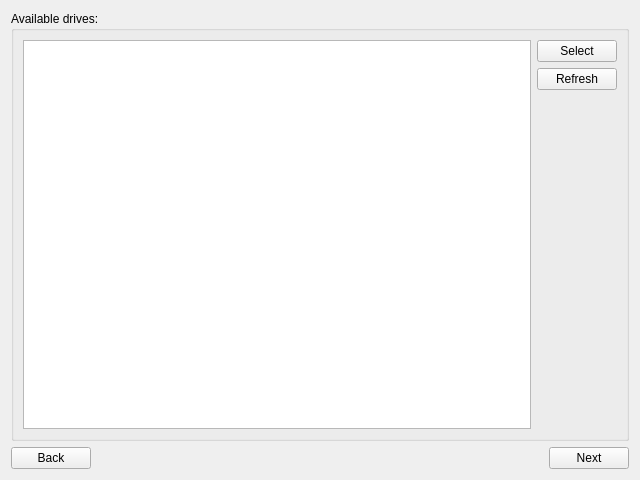
First picture: the form in KuuraGUI/DriveSelectTab.ui, repository visuve/Tunkio, before the edit.
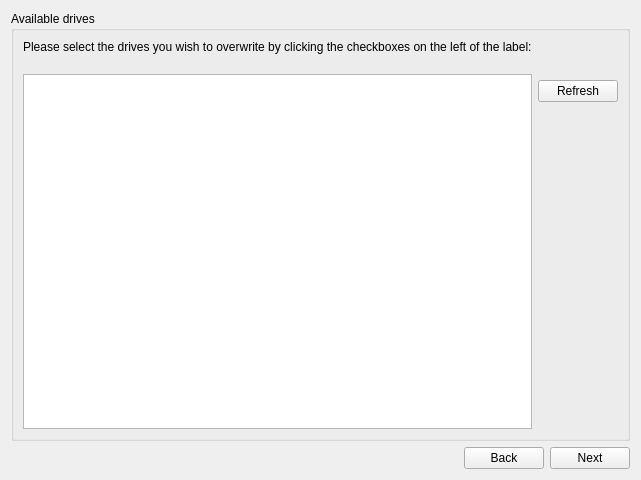
Second picture: the form after the edit.

Commit message:
Change the next-button functionality & stylize
- The tabs should know themselves when to allow clicking next
- The tabs then provide a readonly getter for the data which the user filled in it
- Implement drag & drop for PathSelectTab
- Also some UI tweaks

```diff
--- a/KuuraGUI/DriveSelectTab.ui
+++ b/KuuraGUI/DriveSelectTab.ui
@@ -14,40 +14,33 @@
    <string>Form</string>
   </property>
   <layout class="QGridLayout" name="gridLayout_2">
-   <item row="1" column="3">
-    <widget class="QPushButton" name="pushButtonNext">
-     <property name="text">
-      <string>Next</string>
-     </property>
-    </widget>
-   </item>
-   <item row="1" column="1">
-    <spacer name="horizontalSpacer">
-     <property name="orientation">
-      <enum>Qt::Horizontal</enum>
-     </property>
-     <property name="sizeHint" stdset="0">
-      <size>
-       <width>447</width>
-       <height>20</height>
-      </size>
-     </property>
-    </spacer>
-   </item>
-   <item row="1" column="0">
-    <widget class="QPushButton" name="pushButtonBack">
-     <property name="text">
-      <string>Back</string>
-     </property>
-    </widget>
-   </item>
-   <item row="0" column="0" colspan="4">
+   <item row="0" column="0" colspan="3">
     <widget class="QGroupBox" name="groupBox">
      <property name="title">
-      <string>Available drives:</string>
+      <string>Available drives</string>
      </property>
      <layout class="QGridLayout" name="gridLayout">
-      <item row="0" column="0" rowspan="3">
+      <item row="2" column="1">
+       <widget class="QPushButton" name="pushButtonRefresh">
+        <property name="text">
+         <string>Refresh</string>
+        </property>
+       </widget>
+      </item>
+      <item row="3" column="1">
+       <spacer name="verticalSpacer">
+        <property name="orientation">
+         <enum>Qt::Vertical</enum>
+        </property>
+        <property name="sizeHint" stdset="0">
+         <size>
+          <width>20</width>
+          <height>334</height>
+         </size>
+        </property>
+       </spacer>
+      </item>
+      <item row="1" column="0" rowspan="3">
        <widget class="QTableView" name="tableViewDrives">
         <property name="alternatingRowColors">
          <bool>true</bool>
@@ -75,36 +68,44 @@
         </attribute>
        </widget>
       </item>
-      <item row="0" column="1">
-       <widget class="QPushButton" name="pushButtonSelect">
+      <item row="0" column="0">
+       <widget class="QLabel" name="label">
         <property name="text">
-         <string>Select</string>
+         <string>Please select the drives you wish to overwrite by clicking the checkboxes on the left of the label:
+</string>
         </property>
        </widget>
       </item>
-      <item row="1" column="1">
-       <widget class="QPushButton" name="pushButtonRefresh">
-        <property name="text">
-         <string>Refresh</string>
-        </property>
-       </widget>
-      </item>
-      <item row="2" column="1">
-       <spacer name="verticalSpacer">
-        <property name="orientation">
-         <enum>Qt::Vertical</enum>
-        </property>
-        <property name="sizeHint" stdset="0">
-         <size>
-          <width>20</width>
-          <height>334</height>
-         </size>
-        </property>
-       </spacer>
-      </item>
      </layout>
     </widget>
    </item>
+   <item row="1" column="2">
+    <widget class="QPushButton" name="pushButtonNext">
+     <property name="text">
+      <string>Next</string>
+     </property>
+    </widget>
+   </item>
+   <item row="1" column="1">
+    <widget class="QPushButton" name="pushButtonBack">
+     <property name="text">
+      <string>Back</string>
+     </property>
+    </widget>
+   </item>
+   <item row="1" column="0">
+    <spacer name="horizontalSpacer">
+     <property name="orientation">
+      <enum>Qt::Horizontal</enum>
+     </property>
+     <property name="sizeHint" stdset="0">
+      <size>
+       <width>40</width>
+       <height>20</height>
+      </size>
+     </property>
+    </spacer>
+   </item>
   </layout>
  </widget>
  <resources/>
```
The commit also changes 18 other files.
